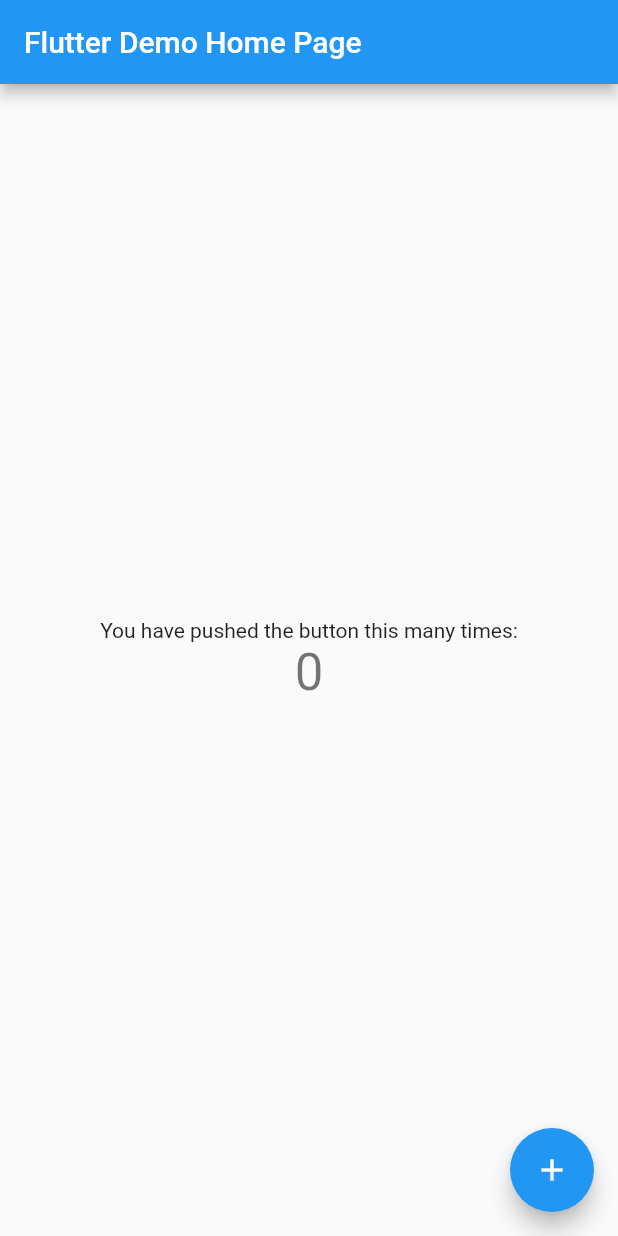
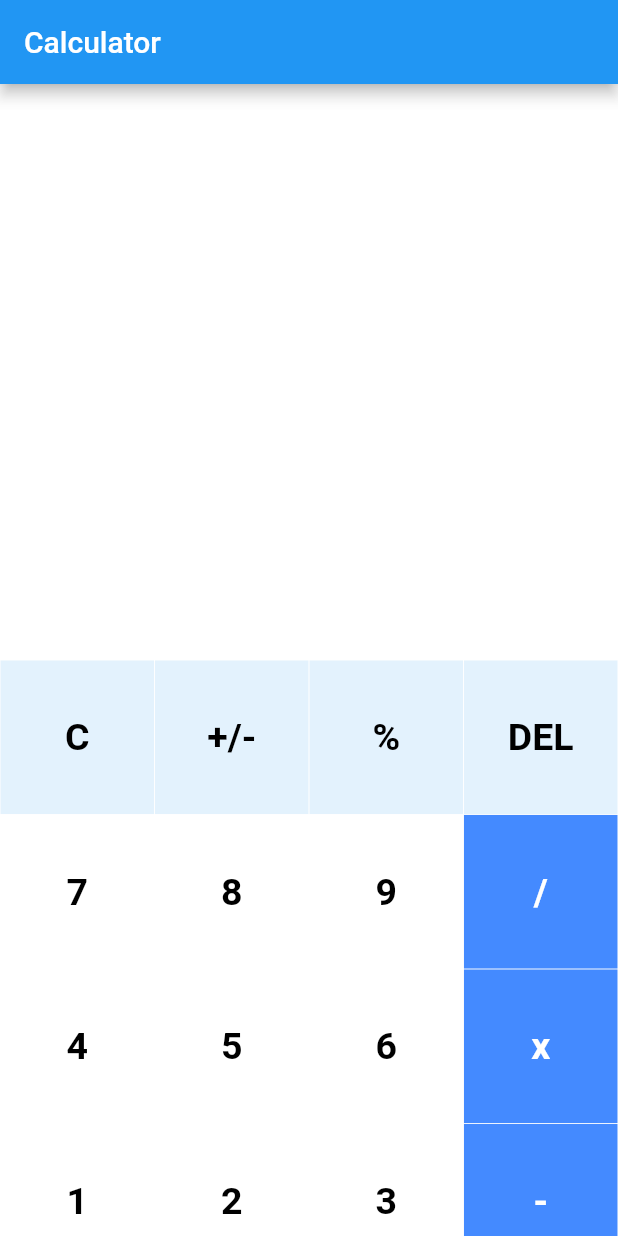
Before and after one commit to nabinsah703/Noramal_calculator-, a Flutter app: the screen it shows after launch, on a phone screen of 412 x 824 dp. Run offline on Flutter 3.47's test engine with Material 2 defaults, Android fonts, the phone set to English and light mode, and no system bars; our stand-ins replace math_expressions.

Commit message:
build calculator

```diff
--- a/lib/main.dart
+++ b/lib/main.dart
@@ -1,4 +1,6 @@
 import 'package:flutter/material.dart';
+import 'package:calculatorapp/mybutton.dart';
+import 'package:math_expressions/math_expressions.dart';
 
 void main() {
   runApp(const MyApp());
@@ -7,109 +9,205 @@ void main() {
 class MyApp extends StatelessWidget {
   const MyApp({Key? key}) : super(key: key);
 
-  // This widget is the root of your application.
   @override
   Widget build(BuildContext context) {
-    return MaterialApp(
-      title: 'Flutter Demo',
-      theme: ThemeData(
-        // This is the theme of your application.
-        //
-        // Try running your application with "flutter run". You'll see the
-        // application has a blue toolbar. Then, without quitting the app, try
-        // changing the primarySwatch below to Colors.green and then invoke
-        // "hot reload" (press "r" in the console where you ran "flutter run",
-        // or simply save your changes to "hot reload" in a Flutter IDE).
-        // Notice that the counter didn't reset back to zero; the application
-        // is not restarted.
-        primarySwatch: Colors.blue,
-      ),
-      home: const MyHomePage(title: 'Flutter Demo Home Page'),
+    return const MaterialApp(
+      debugShowCheckedModeBanner: false,
+      home: HomePage(),
     );
   }
 }
 
-class MyHomePage extends StatefulWidget {
-  const MyHomePage({Key? key, required this.title}) : super(key: key);
-
-  // This widget is the home page of your application. It is stateful, meaning
-  // that it has a State object (defined below) that contains fields that affect
-  // how it looks.
-
-  // This class is the configuration for the state. It holds the values (in this
-  // case the title) provided by the parent (in this case the App widget) and
-  // used by the build method of the State. Fields in a Widget subclass are
-  // always marked "final".
-
-  final String title;
+class HomePage extends StatefulWidget {
+  const HomePage({Key? key}) : super(key: key);
 
   @override
-  State<MyHomePage> createState() => _MyHomePageState();
+  State<HomePage> createState() => _HomePageState();
 }
 
-class _MyHomePageState extends State<MyHomePage> {
-  int _counter = 0;
+class _HomePageState extends State<HomePage> {
+  var userInput = '';
+  var answer = '';
 
-  void _incrementCounter() {
-    setState(() {
-      // This call to setState tells the Flutter framework that something has
-      // changed in this State, which causes it to rerun the build method below
-      // so that the display can reflect the updated values. If we changed
-      // _counter without calling setState(), then the build method would not be
-      // called again, and so nothing would appear to happen.
-      _counter++;
-    });
-  }
+  // Array of button
+  final List<String> buttons = [
+    'C',
+    '+/-',
+    '%',
+    'DEL',
+    '7',
+    '8',
+    '9',
+    '/',
+    '4',
+    '5',
+    '6',
+    'x',
+    '1',
+    '2',
+    '3',
+    '-',
+    '0',
+    '.',
+    '=',
+    '+',
+  ];
 
   @override
   Widget build(BuildContext context) {
-    // This method is rerun every time setState is called, for instance as done
-    // by the _incrementCounter method above.
-    //
-    // The Flutter framework has been optimized to make rerunning build methods
-    // fast, so that you can just rebuild anything that needs updating rather
-    // than having to individually change instances of widgets.
     return Scaffold(
       appBar: AppBar(
-        // Here we take the value from the MyHomePage object that was created by
-        // the App.build method, and use it to set our appbar title.
-        title: Text(widget.title),
+        title: const Text('Calculator'),
       ),
-      body: Center(
-        // Center is a layout widget. It takes a single child and positions it
-        // in the middle of the parent.
-        child: Column(
-          // Column is also a layout widget. It takes a list of children and
-          // arranges them vertically. By default, it sizes itself to fit its
-          // children horizontally, and tries to be as tall as its parent.
-          //
-          // Invoke "debug painting" (press "p" in the console, choose the
-          // "Toggle Debug Paint" action from the Flutter Inspector in Android
-          // Studio, or the "Toggle Debug Paint" command in Visual Studio Code)
-          // to see the wireframe for each widget.
-          //
-          // Column has various properties to control how it sizes itself and
-          // how it positions its children. Here we use mainAxisAlignment to
-          // center the children vertically; the main axis here is the vertical
-          // axis because Columns are vertical (the cross axis would be
-          // horizontal).
-          mainAxisAlignment: MainAxisAlignment.center,
-          children: <Widget>[
-            const Text(
-              'You have pushed the button this many times:',
+      backgroundColor: Colors.white38,
+      body: Column(
+        children: [
+          Expanded(
+            child: Container(
+              child: Column(
+                mainAxisAlignment: MainAxisAlignment.spaceEvenly,
+                children: [
+                  Container(
+                    padding: const EdgeInsets.all(18),
+                    alignment: Alignment.centerRight,
+                    child: Text(
+                      userInput,
+                      style: const TextStyle(fontSize: 18, color: Colors.white),
+                    ),
+                  ),
+                  Container(
+                    padding: const EdgeInsets.all(15),
+                    alignment: Alignment.centerRight,
+                    child: Text(
+                      answer,
+                      style: const TextStyle(
+                        color: Colors.white,
+                        fontSize: 30,
+                        fontWeight: FontWeight.bold,
+                      ),
+                    ),
+                  ),
+                ],
+              ),
             ),
-            Text(
-              '$_counter',
-              style: Theme.of(context).textTheme.headline4,
+          ),
+          Expanded(
+            // flex: 3,
+            child: Container(
+              child: GridView.builder(
+                itemCount: buttons.length,
+                gridDelegate: const SliverGridDelegateWithFixedCrossAxisCount(
+                    crossAxisCount: 4),
+                itemBuilder: (BuildContext context, int index) {
+                  // Clear Button
+
+                  if (index == 0) {
+                    return MyButton(
+                      Buttontapped: () {
+                        setState(() {
+                          userInput = '';
+                          answer = '0';
+                        });
+                      },
+                      buttonText: buttons[index],
+                      color: Colors.blue[50],
+                      textColor: Colors.black,
+                    );
+                  }
+
+// +/- button
+                  else if (index == 1) {
+                    return MyButton(
+                      buttonText: buttons[index],
+                      color: Colors.blue[50],
+                      textColor: Colors.black,
+                    );
+                  }
+
+// % button
+                  else if (index == 2) {
+                    return MyButton(
+                      Buttontapped: () {
+                        setState(() {
+                          userInput += buttons[index];
+                        });
+                      },
+                      buttonText: buttons[index],
+                      color: Colors.blue[50],
+                      textColor: Colors.black,
+                    );
+                  }
+// Delete Button
+                  else if (index == 3) {
+                    return MyButton(
+                      Buttontapped: () {
+                        setState(() {
+                          userInput.substring(0, userInput.length - 1);
+                        });
+                      },
+                      buttonText: buttons[index],
+                      color: Colors.blue[50],
+                      textColor: Colors.black,
+                    );
+                  }
+
+// Equal_to button
+                  else if (index == 18) {
+                    return MyButton(
+                      Buttontapped: () {
+                        setState(() {
+                          equalPressd();
+                        });
+                      },
+                      buttonText: buttons[index],
+                      color: Colors.blue[50],
+                      textColor: Colors.black,
+                    );
+                  }
+
+                  // other button
+                  else {
+                    return MyButton(
+                      Buttontapped: () {
+                        setState(() {
+                          userInput += buttons[index];
+                        });
+                      },
+                      buttonText: buttons[index],
+                      color: isOperator(buttons[index])
+                          ? Colors.blueAccent
+                          : Colors.white,
+                      textColor: isOperator(buttons[index])
+                          ? Colors.white
+                          : Colors.black,
+                    );
+                  }
+                },
+              ),
             ),
-          ],
-        ),
+          ),
+        ],
       ),
-      floatingActionButton: FloatingActionButton(
-        onPressed: _incrementCounter,
-        tooltip: 'Increment',
-        child: const Icon(Icons.add),
-      ), // This trailing comma makes auto-formatting nicer for build methods.
     );
   }
+
+  // function to calculate the input operation
+  void equalPressd() {
+    String finaluserinput = userInput;
+    finaluserinput = userInput.replaceAll('x', '*');
+
+    Parser p = Parser();
+    Expression exp = p.parse(finaluserinput);
+    ContextModel cm = ContextModel();
+    double eval = exp.evaluate(EvaluationType.REAL, cm);
+    answer = eval.toString();
+  }
 }
+
+bool isOperator(String x) {
+  if (x == '/' || x == 'x' || x == '-' || x == '+' || x == '=') {
+    return true;
+  }
+
+  return false;
+}
--- /dev/null
+++ b/lib/mybutton.dart
@@ -0,0 +1,39 @@
+import 'package:flutter/material.dart';
+
+class MyButton extends StatelessWidget {
+  // const MyButton({Key? key}) : super(key: key);
+
+  // declaring variables
+  final color;
+  final textColor;
+  final buttonText;
+  final Buttontapped;
+
+  // Constructor
+  MyButton({this.color, this.textColor, this.buttonText, this.Buttontapped});
+
+  @override
+  Widget build(BuildContext context) {
+    return GestureDetector(
+      onTap: Buttontapped,
+      child: Padding(
+        padding: const EdgeInsets.all(0.2),
+        child: ClipRRect(
+          child: Container(
+            color: color,
+            child: Center(
+              child: Text(
+                buttonText,
+                style: TextStyle(
+                  color: textColor,
+                  fontSize: 25,
+                  fontWeight: FontWeight.bold,
+                ),
+              ),
+            ),
+          ),
+        ),
+      ),
+    );
+  }
+}
--- a/pubspec.yaml
+++ b/pubspec.yaml
@@ -3,7 +3,7 @@ description: A new Flutter project.
 
 # The following line prevents the package from being accidentally published to
 # pub.dev using `flutter pub publish`. This is preferred for private packages.
-publish_to: 'none' # Remove this line if you wish to publish to pub.dev
+publish_to: "none" # Remove this line if you wish to publish to pub.dev
 
 # The following defines the version and build number for your application.
 # A version number is three numbers separated by dots, like 1.2.43
@@ -30,10 +30,10 @@ dependencies:
   flutter:
     sdk: flutter
 
-
   # The following adds the Cupertino Icons font to your application.
   # Use with the CupertinoIcons class for iOS style icons.
   cupertino_icons: ^1.0.2
+  math_expressions: ^2.0.0
 
 dev_dependencies:
   flutter_test:
@@ -51,7 +51,6 @@ dev_dependencies:
 
 # The following section is specific to Flutter packages.
 flutter:
-
   # The following line ensures that the Material Icons font is
   # included with your application, so that you can use the icons in
   # the material Icons class.
```
Also changed, not shown: pubspec.lock.
